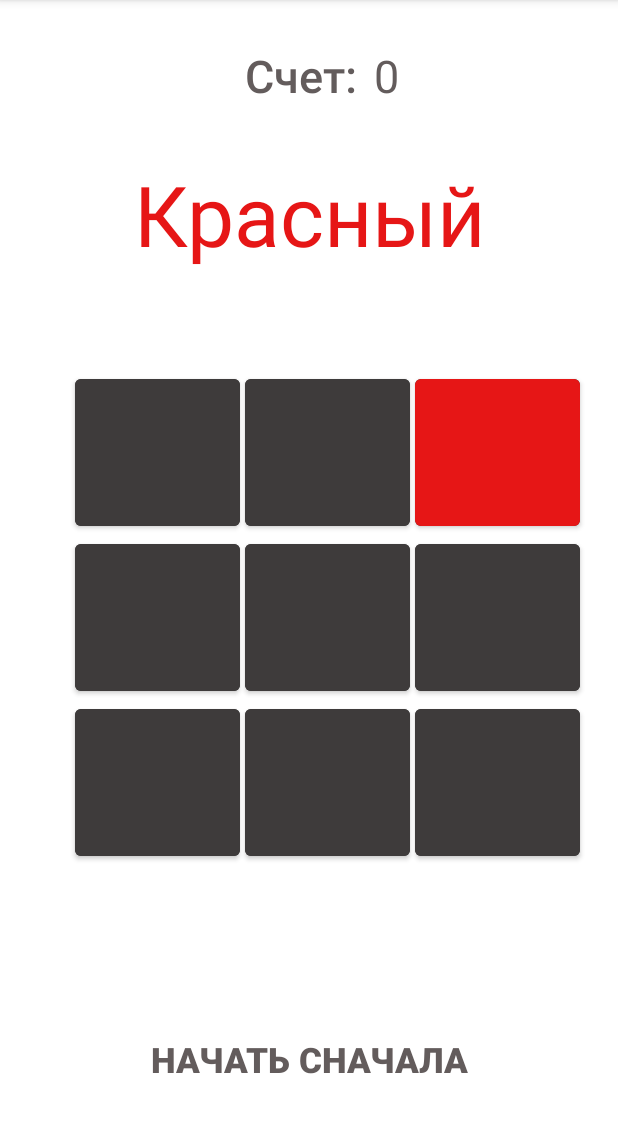
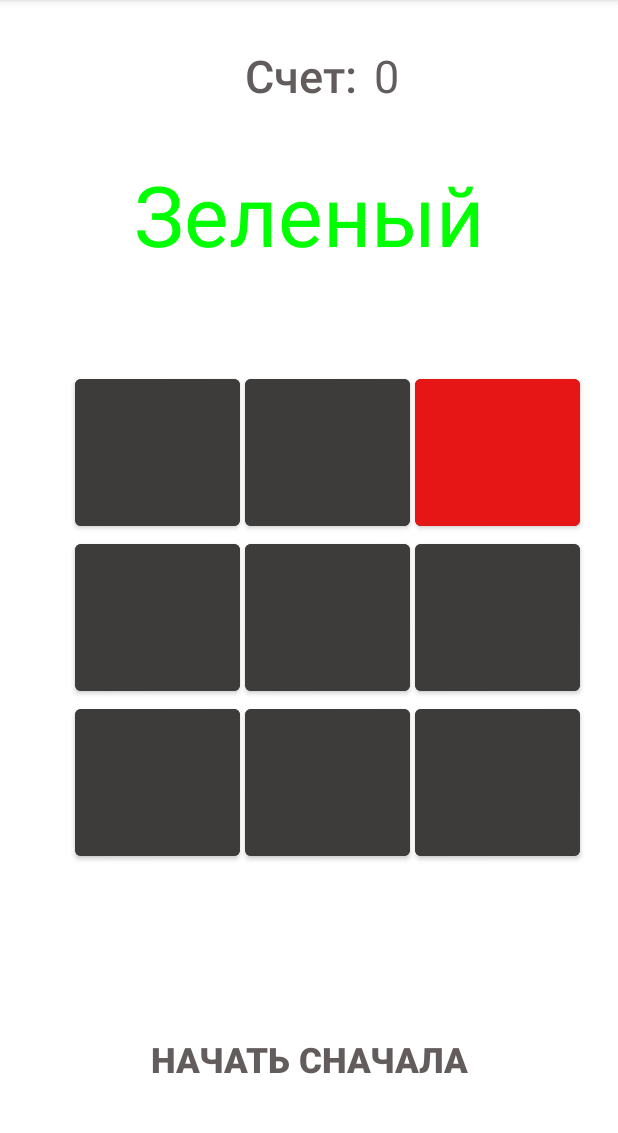
Before and after one commit to Lerok2112/AndroidGame, an Android app: the screen it shows after launch (MainActivity), after a tap on an icon or button, on a phone screen of 412 x 824 dp, the part 84-1217 px from its top. Run offline under Robolectric (Android 15) with nearby library versions, the phone set to English and light mode, and no system bars.

Commit message:
some fixes

```diff
--- a/app/src/main/java/com/example/a3_in_a_row/MainActivity.java
+++ b/app/src/main/java/com/example/a3_in_a_row/MainActivity.java
@@ -21,8 +21,9 @@ public class MainActivity extends AppCompatActivity implements View.OnClickListe
     private TextView color;
     private Button[] buttons = new Button[9];
     private Button resetGame;
-    private int index_color;
-    private int playerScoreCont, startNum;
+    private int index_color = 0;
+    private int playerScoreCont;
+
 
     private int[] gameState = {0, 0, 0, 0, 0, 0, 0, 0, 0};
     private int[][] winningPositions = {
@@ -32,7 +33,9 @@ public class MainActivity extends AppCompatActivity implements View.OnClickListe
     };
     private int[] colors = {Color.parseColor("#00FF00"), //зеленый
             Color.parseColor("#E61616"),  //красный
-            Color.parseColor("#FFFF00")}; //желтый
+            Color.parseColor("#FFFF00"), //желтый
+            Color.parseColor("#3E3B3B")}; //черный станд.
+
 
     private String[] textColors = {"Зеленый", "Красный", "Желтый"};
 
@@ -66,7 +69,8 @@ public class MainActivity extends AppCompatActivity implements View.OnClickListe
 
         int gameStatePointer = Integer.parseInt(buttonID.substring(buttonID.length() - 1, buttonID.length())); // 2
 
-        //Log.i("k=", Integer.toString(index_color));
+        //Log.i("Color=", Integer.toString(((Button) v).getSolidColor()));
+        if (gameState[gameStatePointer] == 0) {
 
             if (index_color == 0) {
                 ((Button) v).setBackgroundColor(colors[0]);
@@ -81,14 +85,15 @@ public class MainActivity extends AppCompatActivity implements View.OnClickListe
                 ((Button) v).setBackgroundColor(colors[2]); //желтый
                 gameState[gameStatePointer] = 3;
             }
-
             index_color = random();
             color = setTextAndColor(index_color);
+        }
 
         if (checkWinner()) {
             playerScoreCont++;
             updatePlayerScore();
         }
+
         if (!checkEmptyField()) {
             resetGame.callOnClick(); //очищаем поле
             Toast.makeText(this, "Пустые клетки закончились! Попробуй заново.", Toast.LENGTH_SHORT).show();
@@ -110,8 +115,11 @@ public class MainActivity extends AppCompatActivity implements View.OnClickListe
         int max = 2;
         int diff = max - min;
         Random rnd = new Random();
-        int k = rnd.nextInt(diff + 1);
+        int k = 0;
+        while (k == index_color) {
+            k = rnd.nextInt(diff + 1);
             k += min;
+        }
         return k;
     }
 
```
Lines whose indentation alone changed are shown as unchanged.
